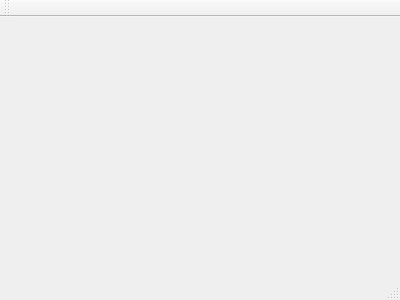
Qt form mainwindow.ui (tagolder/mailClient) before a commit.
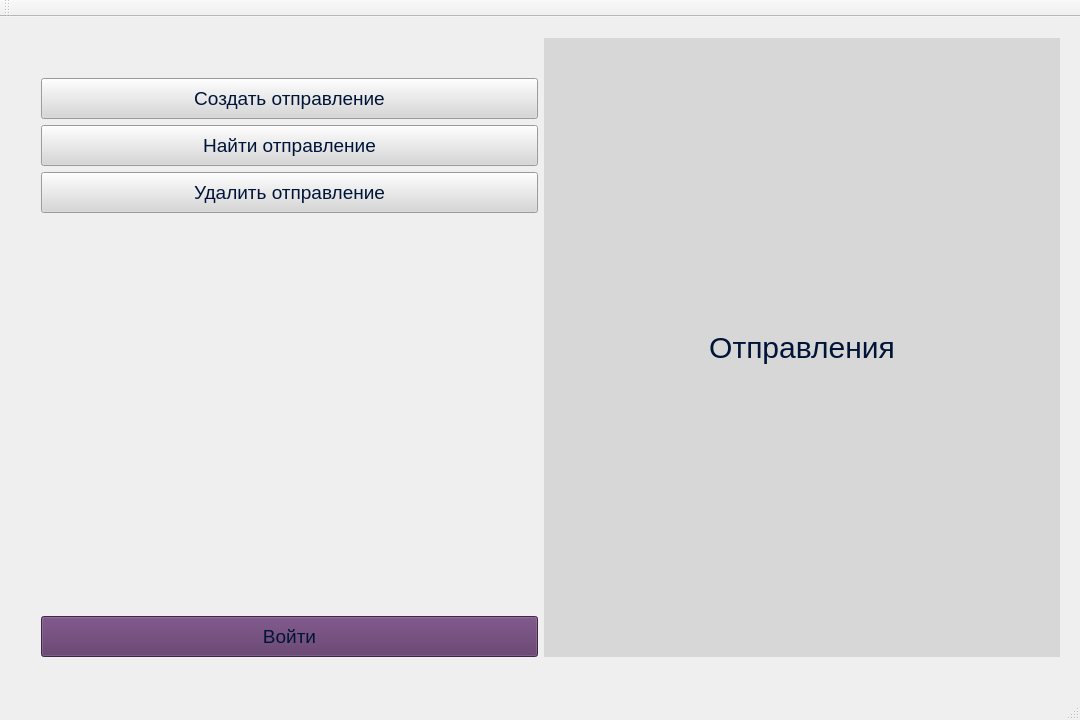
The same form after that commit.

Diff of the .ui file:
```diff
--- a/mainwindow.ui
+++ b/mainwindow.ui
@@ -1,24 +1,205 @@
 <ui version="4.0">
  <class>MainWindow</class>
- <widget class="QMainWindow" name="MainWindow" >
-  <property name="geometry" >
+ <widget class="QMainWindow" name="MainWindow">
+  <property name="geometry">
    <rect>
     <x>0</x>
     <y>0</y>
-    <width>400</width>
-    <height>300</height>
+    <width>1080</width>
+    <height>720</height>
    </rect>
   </property>
   <property name="windowTitle" >
    <string>MainWindow</string>
   </property>
-  <widget class="QMenuBar" name="menuBar" />
-  <widget class="QToolBar" name="mainToolBar" />
-  <widget class="QWidget" name="centralWidget" />
-  <widget class="QStatusBar" name="statusBar" />
+  <property name="styleSheet">
+   <string notr="true">.QPushButton
+{
+	color : rgb(0, 20 , 55);
+	background : rgb(215,215,215); 
+	padding : 8px;
+	font-size : 21;
+	margin-left : 20%;
+}
+
+.QLabel
+{
+   color : rgb(0, 20 , 55);
+	background : rgb(215,215,215); 
+	font-size : 30px;
+}
+
+.QTabWidget
+{
+   color : rgb(0, 20 , 55);
+	background : rgb(215,215,215); 
+	font-size : 20px;	
+}</string>
+  </property>
+  <widget class="QWidget" name="centralWidget">
+   <widget class="QWidget" name="horizontalLayoutWidget">
+    <property name="geometry">
+     <rect>
+      <x>10</x>
+      <y>10</y>
+      <width>1061</width>
+      <height>641</height>
+     </rect>
+    </property>
+    <layout class="QGridLayout" name="gridLayout">
+     <item row="0" column="0">
+      <layout class="QVBoxLayout" name="verticalLayout_3">
+       <property name="sizeConstraint">
+        <enum>QLayout::SetMinimumSize</enum>
+       </property>
+       <item>
+        <spacer name="verticalSpacer_2">
+         <property name="orientation">
+          <enum>Qt::Vertical</enum>
+         </property>
+         <property name="sizeType">
+          <enum>QSizePolicy::Fixed</enum>
+         </property>
+         <property name="sizeHint" stdset="0">
+          <size>
+           <width>20</width>
+           <height>40</height>
+          </size>
+         </property>
+        </spacer>
+       </item>
+       <item>
+        <widget class="QPushButton" name="createButton">
+         <property name="maximumSize">
+          <size>
+           <width>16777215</width>
+           <height>16777215</height>
+          </size>
+         </property>
+         <property name="font">
+          <font>
+           <pointsize>14</pointsize>
+          </font>
+         </property>
+         <property name="text">
+          <string>Создать отправление</string>
+         </property>
+        </widget>
+       </item>
+       <item>
+        <widget class="QPushButton" name="searchButton">
+         <property name="maximumSize">
+          <size>
+           <width>16777215</width>
+           <height>16777215</height>
+          </size>
+         </property>
+         <property name="font">
+          <font>
+           <pointsize>14</pointsize>
+          </font>
+         </property>
+         <property name="text">
+          <string>Найти отправление</string>
+         </property>
+        </widget>
+       </item>
+       <item>
+        <widget class="QPushButton" name="dropButton">
+         <property name="maximumSize">
+          <size>
+           <width>16777215</width>
+           <height>16777215</height>
+          </size>
+         </property>
+         <property name="font">
+          <font>
+           <pointsize>14</pointsize>
+          </font>
+         </property>
+         <property name="text">
+          <string>Удалить отправление</string>
+         </property>
+        </widget>
+       </item>
+       <item>
+        <layout class="QVBoxLayout" name="verticalLayout_4">
+         <property name="sizeConstraint">
+          <enum>QLayout::SetFixedSize</enum>
+         </property>
+         <item>
+          <spacer name="verticalSpacer">
+           <property name="orientation">
+            <enum>Qt::Vertical</enum>
+           </property>
+           <property name="sizeHint" stdset="0">
+            <size>
+             <width>20</width>
+             <height>40</height>
+            </size>
+           </property>
+          </spacer>
+         </item>
+         <item>
+          <widget class="QPushButton" name="exitAkkButton">
+           <property name="font">
+            <font>
+             <pointsize>14</pointsize>
+            </font>
+           </property>
+           <property name="styleSheet">
+            <string notr="true">background : rgb(92, 53, 102)</string>
+           </property>
+           <property name="text">
+            <string>Войти</string>
+           </property>
+          </widget>
+         </item>
+        </layout>
+       </item>
+      </layout>
+     </item>
+     <item row="0" column="1">
+      <layout class="QVBoxLayout" name="verticalLayout">
+       <item>
+        <widget class="QLabel" name="label">
+         <property name="text">
+          <string>Отправления</string>
+         </property>
+         <property name="textFormat">
+          <enum>Qt::PlainText</enum>
+         </property>
+         <property name="alignment">
+          <set>Qt::AlignCenter</set>
+         </property>
+        </widget>
+       </item>
+      </layout>
+     </item>
+    </layout>
+   </widget>
+  </widget>
+  <widget class="QMenuBar" name="menuBar">
+   <property name="geometry">
+    <rect>
+     <x>0</x>
+     <y>0</y>
+     <width>1080</width>
+     <height>22</height>
+    </rect>
+   </property>
+  </widget>
+  <widget class="QToolBar" name="mainToolBar">
+   <attribute name="toolBarArea">
+    <enum>TopToolBarArea</enum>
+   </attribute>
+   <attribute name="toolBarBreak">
+    <bool>false</bool>
+   </attribute>
+  </widget>
+  <widget class="QStatusBar" name="statusBar"/>
  </widget>
- <layoutDefault spacing="6" margin="11" />
- <pixmapfunction></pixmapfunction>
+ <layoutdefault spacing="6" margin="11"/>
  <resources/>
  <connections/>
 </ui>
```
Left out of the diff: 3 changed lines with no effect on the pictures.
